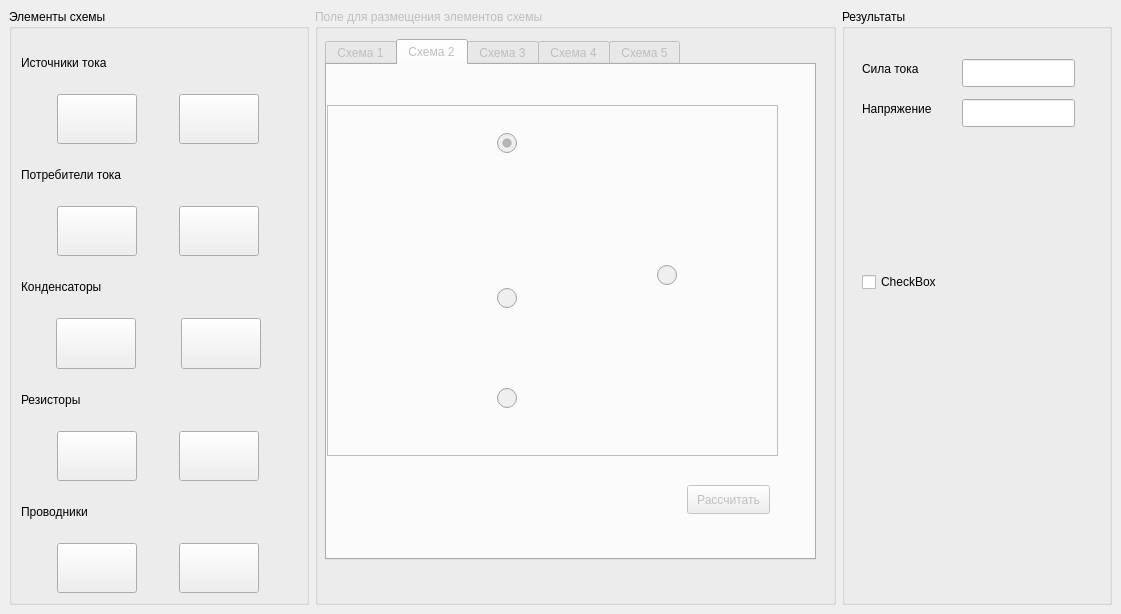
Qt form mainwindow.ui (Owl876/electrical-circuit-calculator) before a commit.
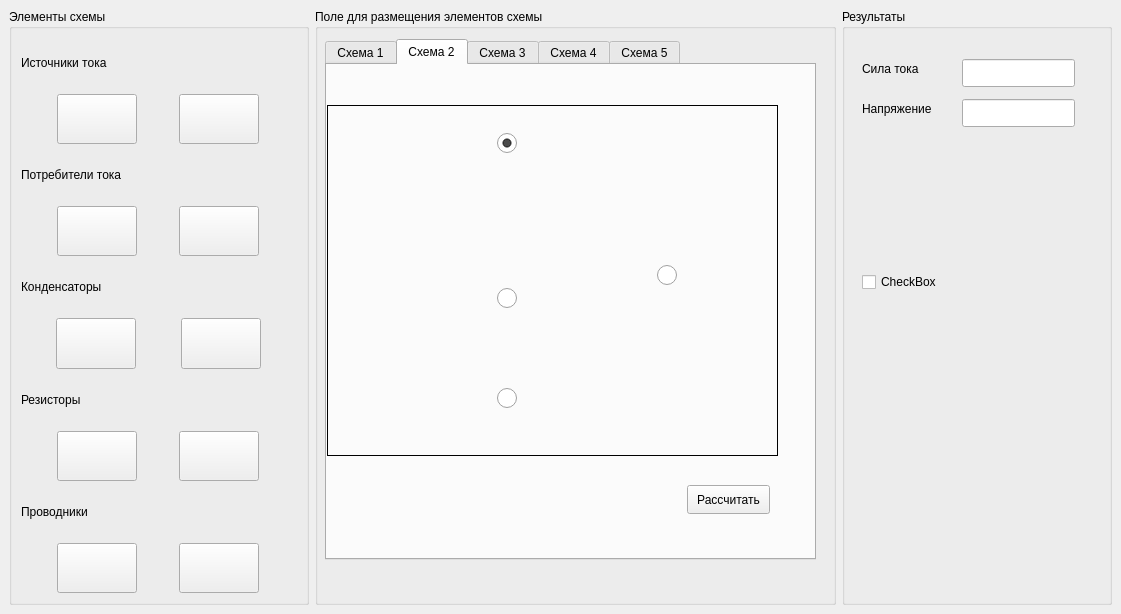
The same form after that commit. The open tabs and pages were chosen to show the change. Icons and pictures are not drawn.

Patch:
```diff
--- a/mainwindow.ui
+++ b/mainwindow.ui
@@ -390,7 +390,7 @@
     <item>
      <widget class="QGroupBox" name="groupBox_4">
       <property name="enabled">
-       <bool>false</bool>
+       <bool>true</bool>
       </property>
       <property name="sizePolicy">
        <sizepolicy hsizetype="Minimum" vsizetype="Preferred">
@@ -667,7 +667,7 @@
         </widget>
         <widget class="QLabel" name="label_4">
          <property name="enabled">
-          <bool>false</bool>
+          <bool>true</bool>
          </property>
          <property name="geometry">
           <rect>
```
Left out of the diff: 10 changed lines with no effect on the pictures.
